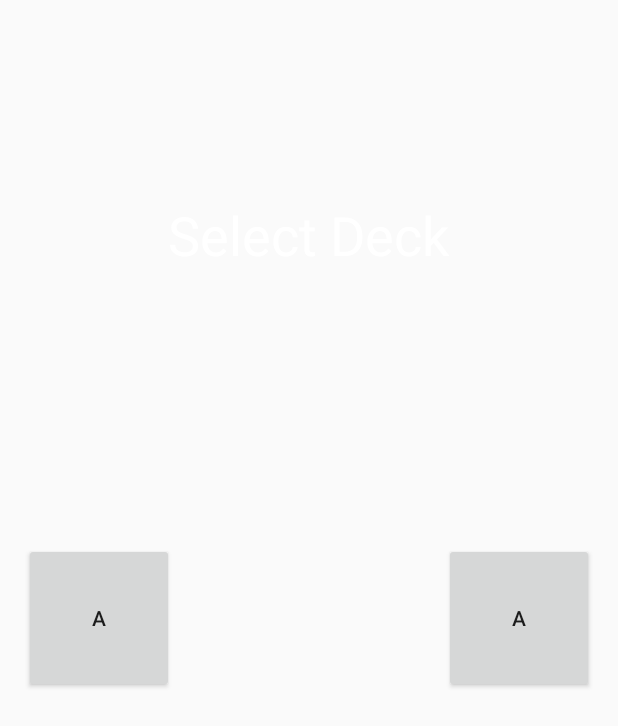
After one commit to ChristianBenner/SkateboardBuilderApp, an Android app: the layout deck_selection.xml on its own in the app's theme, with its tools: preview values and no code run, on a phone screen of 412 x 824 dp. The commit adds this screen. Shown: the top 726 px of the screen. Run offline under Robolectric (Android 15) with nearby library versions, the phone set to English and light mode, and no system bars; Roboto replaces fonts that are not available here.

```diff
--- /dev/null
+++ b/app/src/main/res/layout/deck_selection.xml
@@ -0,0 +1,48 @@
+<?xml version="1.0" encoding="utf-8"?>
+<android.support.constraint.ConstraintLayout
+    xmlns:android="http://schemas.android.com/apk/res/android"
+    xmlns:app="http://schemas.android.com/apk/res-auto"
+    xmlns:tools="http://schemas.android.com/tools"
+    android:layout_width="match_parent"
+    android:layout_height="match_parent">
+
+    <Button
+        android:id="@+id/button4"
+        android:layout_width="150px"
+        android:layout_height="150px"
+        android:layout_marginStart="16dp"
+        android:layout_marginTop="340dp"
+        android:layout_marginBottom="340dp"
+        android:text="a"
+        app:layout_constraintBottom_toBottomOf="parent"
+        app:layout_constraintStart_toStartOf="parent"
+        app:layout_constraintTop_toTopOf="parent" />
+
+    <Button
+        android:id="@+id/button5"
+        android:layout_width="150px"
+        android:layout_height="150px"
+        android:layout_marginTop="340dp"
+        android:layout_marginEnd="16dp"
+        android:layout_marginBottom="340dp"
+        android:text="a"
+        app:layout_constraintBottom_toBottomOf="parent"
+        app:layout_constraintEnd_toEndOf="parent"
+        app:layout_constraintTop_toTopOf="parent" />
+
+    <TextView
+        android:id="@+id/textView5"
+        android:layout_width="wrap_content"
+        android:layout_height="wrap_content"
+        android:layout_marginStart="16dp"
+        android:layout_marginTop="132dp"
+        android:layout_marginEnd="16dp"
+        android:text="Select Deck"
+        android:textAlignment="center"
+        android:textColor="#FFFFFF"
+        android:textSize="36sp"
+        app:layout_constraintEnd_toEndOf="parent"
+        app:layout_constraintHorizontal_bias="0.498"
+        app:layout_constraintStart_toStartOf="parent"
+        app:layout_constraintTop_toTopOf="parent" />
+</android.support.constraint.ConstraintLayout>
```
Also changed, not shown: app/src/main/java/com/games/crispin/skateboardbuilderapp/MainActivity.java (+5 -17 lines), app/src/main/java/com/games/crispin/skateboardbuilderapp/TestScene.java (+42 -56 lines).
